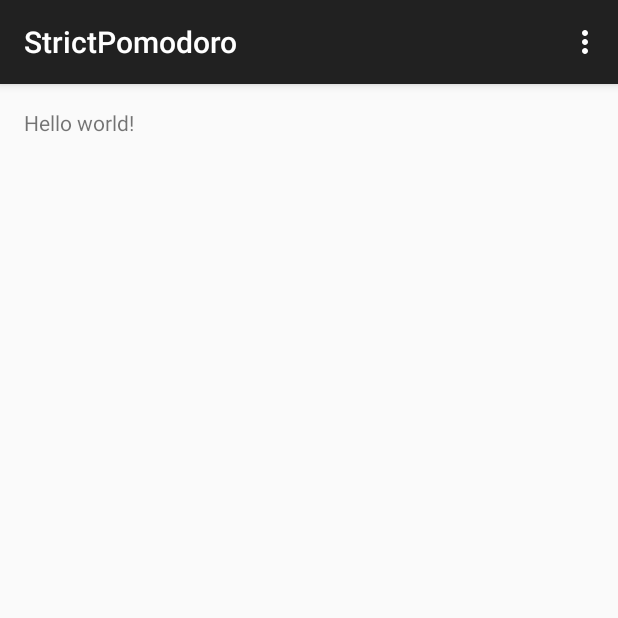
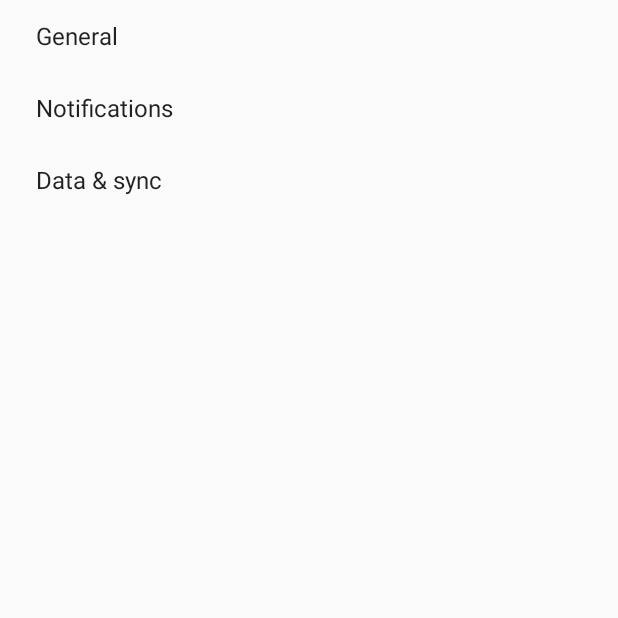
Before and after one commit to CullyCross/StrictPomodoro_android, an Android app: the screen it shows after launch (MainActivity before the commit, SettingsActivity after it), in the options menu, after a tap on "Settings", on a phone screen of 412 x 824 dp, the top half of it. Run offline under Robolectric (Android 15) with nearby library versions, the phone set to English and light mode, and no system bars; our stand-ins replace ButterKnife; libraries missing offline, so code that uses them is left out: com.activeandroid, com.activeandroid.annotation, com.activeandroid.query; 5 statements that could not run were skipped.

Commit message:
- Add ActiveAndroid orm support - Add fragment - Add preference screen template

```diff
--- /dev/null
+++ b/app/src/main/java/me/cullycross/strictpomodoro/StrictPomodoro.java
@@ -0,0 +1,20 @@
+package me.cullycross.strictpomodoro;
+
+import android.app.Application;
+
+import com.activeandroid.ActiveAndroid;
+
+/**
+ * Created by: cullycross
+ * Date: 8/27/15
+ * For my shining stars!
+ */
+public class StrictPomodoro extends Application {
+
+    @Override
+    public void onCreate() {
+        super.onCreate();
+
+        ActiveAndroid.initialize(this);
+    }
+}
--- a/app/src/main/java/me/cullycross/strictpomodoro/activities/MainActivity.java
+++ b/app/src/main/java/me/cullycross/strictpomodoro/activities/MainActivity.java
@@ -1,28 +1,69 @@
 package me.cullycross.strictpomodoro.activities;
 
+import android.content.Intent;
+import android.content.pm.ApplicationInfo;
+import android.support.v4.app.FragmentTransaction;
 import android.support.v7.app.AppCompatActivity;
 import android.os.Bundle;
+import android.support.v7.widget.Toolbar;
+import android.text.TextUtils;
 import android.util.Log;
 import android.view.Menu;
 import android.view.MenuItem;
 
+import com.activeandroid.query.Select;
+
+import java.util.List;
+
+import butterknife.Bind;
+import butterknife.ButterKnife;
 import me.cullycross.strictpomodoro.R;
+import me.cullycross.strictpomodoro.content.Rule;
+import me.cullycross.strictpomodoro.fragments.RuleListFragment;
 import me.cullycross.strictpomodoro.utils.PackageHelper;
 
-public class MainActivity extends AppCompatActivity {
+public class MainActivity extends AppCompatActivity
+        implements RuleListFragment.OnFragmentInteractionListener {
 
     private final static String TAG = MainActivity.class.getCanonicalName();
+
+    @Bind(R.id.main_toolbar) protected Toolbar mToolbar;
 
     protected void onCreate(Bundle savedInstanceState) {
         super.onCreate(savedInstanceState);
         setContentView(R.layout.activity_main);
 
+        ButterKnife.bind(this);
+
+        initToolbar();
+        initFragment();
+
         PackageHelper helper = new PackageHelper(this);
 
-        for (String pack:
+        /*for (ApplicationInfo pack:
              helper.getInstalledPackages()) {
-            Log.d(TAG, pack);
-        }
+            Log.v(TAG, pack.name + "\n" + pack.packageName + "\n" + pack.logo);
+        }*/
+
+        Rule rule = new Rule();
+        rule.setName("rule1").
+                addPackage("rule1.package1").
+                addPackage("rule1.package2").
+                addPackage("rule1.package3").
+                addPackage("rule1.package4").
+                addPackage("rule1.package5").
+                save();
+        rule = new Rule();
+        rule.setName("rule2").
+                addPackage("rule2.package1").
+                addPackage("rule2.package2").
+                addPackage("rule2.package3").
+                save();
+        rule.save();
+
+        List<Rule> rules = new Select().from(Rule.class).execute();
+
+        Log.v(TAG, TextUtils.join("\n", rules));
     }
 
     @Override
@@ -41,9 +82,21 @@ public class MainActivity extends AppCompatActivity {
 
         //noinspection SimplifiableIfStatement
         if (id == R.id.action_settings) {
-            return true;
+            Intent settings = new Intent(MainActivity.this, SettingsActivity.class);
+            startActivity(settings);
         }
 
         return super.onOptionsItemSelected(item);
     }
+
+    private void initToolbar() {
+        setSupportActionBar(mToolbar);
+    }
+
+    private void initFragment() {
+        getSupportFragmentManager().beginTransaction()
+                .setTransition(FragmentTransaction.TRANSIT_FRAGMENT_OPEN)
+                .add(R.id.fragment_frame, RuleListFragment.newInstance())
+                .commit();
+    }
 }
--- /dev/null
+++ b/app/src/main/java/me/cullycross/strictpomodoro/content/Rule.java
@@ -0,0 +1,66 @@
+package me.cullycross.strictpomodoro.content;
+
+import android.text.TextUtils;
+
+import com.activeandroid.Model;
+import com.activeandroid.annotation.Column;
+import com.activeandroid.annotation.Table;
+
+import java.util.ArrayList;
+import java.util.Collection;
+import java.util.List;
+
+/**
+ * Created by: cullycross
+ * Date: 8/27/15
+ * For my shining stars!
+ */
+
+@Table(name = "Rules")
+public class Rule extends Model {
+
+    @Column(name = "Name")
+    private String mName;
+
+    @Column(name = "Packages")
+    private List<String> mPackages;
+
+    public Rule() {
+        super();
+        mPackages = new ArrayList<String>();
+    }
+
+    public String getName() {
+        return mName;
+    }
+
+    public Rule setName(String name) {
+        mName = name;
+        return this;
+    }
+
+    public List<String> getPackages() {
+        return mPackages;
+    }
+
+    public Rule setPackages(List<String> packages) {
+        mPackages = packages;
+        return this;
+    }
+
+    public Rule addPackage(String s) {
+        mPackages.add(s);
+        return this;
+    }
+
+    public Rule addPackages(Collection<? extends String> collection) {
+        mPackages.addAll(collection);
+        return this;
+    }
+
+    @Override
+    public String toString() {
+        return "Name: " + mName + ", Packages:\n" +
+                TextUtils.join(", ", mPackages);
+    }
+}
--- /dev/null
+++ b/app/src/main/java/me/cullycross/strictpomodoro/fragments/RuleListFragment.java
@@ -0,0 +1,75 @@
+package me.cullycross.strictpomodoro.fragments;
+
+import android.content.Context;
+import android.os.Bundle;
+import android.support.v4.app.Fragment;
+import android.view.LayoutInflater;
+import android.view.View;
+import android.view.ViewGroup;
+
+import me.cullycross.strictpomodoro.R;
+
+/**
+ * A simple {@link Fragment} subclass.
+ * Activities that contain this fragment must implement the
+ * {@link RuleListFragment.OnFragmentInteractionListener} interface
+ * to handle interaction events.
+ * Use the {@link RuleListFragment#newInstance} factory method to
+ * create an instance of this fragment.
+ */
+public class RuleListFragment extends Fragment {
+
+
+    private OnFragmentInteractionListener mListener;
+
+    public static RuleListFragment newInstance() {
+        RuleListFragment fragment = new RuleListFragment();
+        Bundle args = new Bundle();
+
+        // set args here
+
+        fragment.setArguments(args);
+        return fragment;
+    }
+
+    public RuleListFragment() {
+        // Required empty public constructor
+    }
+
+    @Override
+    public void onCreate(Bundle savedInstanceState) {
+        super.onCreate(savedInstanceState);
+        if (getArguments() != null) {
+            // get args here
+        }
+    }
+
+    @Override
+    public View onCreateView(LayoutInflater inflater, ViewGroup container,
+                             Bundle savedInstanceState) {
+        // Inflate the layout for this fragment
+        return inflater.inflate(R.layout.fragment_rule_list, container, false);
+    }
+
+    @Override
+    public void onAttach(Context activity) {
+        super.onAttach(activity);
+        try {
+            mListener = (OnFragmentInteractionListener) activity;
+        } catch (ClassCastException e) {
+            throw new ClassCastException(activity.toString()
+                    + " must implement OnFragmentInteractionListener");
+        }
+    }
+
+    @Override
+    public void onDetach() {
+        super.onDetach();
+        mListener = null;
+    }
+
+    public interface OnFragmentInteractionListener {
+
+    }
+
+}
--- a/app/src/main/java/me/cullycross/strictpomodoro/utils/PackageHelper.java
+++ b/app/src/main/java/me/cullycross/strictpomodoro/utils/PackageHelper.java
@@ -3,7 +3,6 @@ package me.cullycross.strictpomodoro.utils;
 import android.content.Context;
 import android.content.pm.ApplicationInfo;
 
-import java.util.ArrayList;
 import java.util.List;
 
 /**
@@ -19,13 +18,7 @@ public class PackageHelper {
         mContext = context;
     }
 
-    public List<String> getInstalledPackages() {
-        List<ApplicationInfo> listOfApps = mContext.getPackageManager().getInstalledApplications(0);
-        List<String> listOfAppsStrings = new ArrayList<String>(listOfApps.size());
-        for (ApplicationInfo app :
-                listOfApps) {
-            listOfAppsStrings.add(app.packageName);
-        }
-        return listOfAppsStrings;
+    public List<ApplicationInfo> getInstalledPackages() {
+        return mContext.getPackageManager().getInstalledApplications(0);
     }
 }
--- a/app/src/main/res/layout/activity_main.xml
+++ b/app/src/main/res/layout/activity_main.xml
@@ -1,16 +1,16 @@
-<RelativeLayout xmlns:android="http://schemas.android.com/apk/res/android"
-                xmlns:tools="http://schemas.android.com/tools"
-                android:layout_width="match_parent"
-                android:layout_height="match_parent"
-                android:paddingLeft="@dimen/activity_horizontal_margin"
-                android:paddingRight="@dimen/activity_horizontal_margin"
-                android:paddingTop="@dimen/activity_vertical_margin"
-                android:paddingBottom="@dimen/activity_vertical_margin"
-                tools:context=".MainActivity">
+<android.support.design.widget.CoordinatorLayout xmlns:android="http://schemas.android.com/apk/res/android"
+                                                 xmlns:tools="http://schemas.android.com/tools"
+                                                 android:layout_width="match_parent"
+                                                 android:layout_height="match_parent"
+                                                 xmlns:pomodoro="http://schemas.android.com/apk/res-auto"
+                                                 tools:context=".MainActivity">
 
-    <TextView
-        android:text="@string/hello_world"
-        android:layout_width="wrap_content"
-        android:layout_height="wrap_content"/>
+    <FrameLayout
+        android:layout_width="match_parent"
+        android:layout_height="match_parent"
+        android:id="@+id/fragment_frame"
+        pomodoro:layout_behavior="@string/appbar_scrolling_view_behavior"/>
 
-</RelativeLayout>
+    <include layout="@layout/toolbar_layout"/>
+
+</android.support.design.widget.CoordinatorLayout>
--- a/app/src/main/res/values/strings.xml
+++ b/app/src/main/res/values/strings.xml
@@ -3,4 +3,7 @@
 
     <string name="hello_world">Hello world!</string>
     <string name="action_settings">Settings</string>
+
+<!-- TODO: Remove or change this placeholder text -->
+    <string name="hello_blank_fragment">Hello blank fragment</string>
 </resources>
--- /dev/null
+++ b/app/src/main/res/values/strings_activity_settings.xml
@@ -0,0 +1,61 @@
+<resources>
+    <string name="title_activity_settings">Settings</string>
+
+    <!-- Strings related to Settings -->
+
+    <!-- Example General settings -->
+    <string name="pref_header_general">General</string>
+
+    <string name="pref_title_social_recommendations">Enable social recommendations</string>
+    <string name="pref_description_social_recommendations">Recommendations for people to contact
+        based on your message history
+    </string>
+
+    <string name="pref_title_display_name">Display name</string>
+    <string name="pref_default_display_name">John Smith</string>
+
+    <string name="pref_title_add_friends_to_messages">Add friends to messages</string>
+    <string-array name="pref_example_list_titles">
+        <item>Always</item>
+        <item>When possible</item>
+        <item>Never</item>
+    </string-array>
+    <string-array name="pref_example_list_values">
+        <item>1</item>
+        <item>0</item>
+        <item>-1</item>
+    </string-array>
+
+    <!-- Example settings for Data & Sync -->
+    <string name="pref_header_data_sync">Data &amp; sync</string>
+
+    <string name="pref_title_sync_frequency">Sync frequency</string>
+    <string-array name="pref_sync_frequency_titles">
+        <item>15 minutes</item>
+        <item>30 minutes</item>
+        <item>1 hour</item>
+        <item>3 hours</item>
+        <item>6 hours</item>
+        <item>Never</item>
+    </string-array>
+    <string-array name="pref_sync_frequency_values">
+        <item>15</item>
+        <item>30</item>
+        <item>60</item>
+        <item>180</item>
+        <item>360</item>
+        <item>-1</item>
+    </string-array>
+
+    <string name="pref_title_system_sync_settings">System sync settings</string>
+
+    <!-- Example settings for Notifications -->
+    <string name="pref_header_notifications">Notifications</string>
+
+    <string name="pref_title_new_message_notifications">New message notifications</string>
+
+    <string name="pref_title_ringtone">Ringtone</string>
+    <string name="pref_ringtone_silent">Silent</string>
+
+    <string name="pref_title_vibrate">Vibrate</string>
+</resources>
--- /dev/null
+++ b/app/src/main/res/xml/pref_data_sync.xml
@@ -0,0 +1,21 @@
+<PreferenceScreen xmlns:android="http://schemas.android.com/apk/res/android">
+
+    <!-- NOTE: Hide buttons to simplify the UI. Users can touch outside the dialog to
+         dismiss it. -->
+    <!-- NOTE: ListPreference's summary should be set to its value by the activity code. -->
+    <ListPreference
+        android:key="sync_frequency"
+        android:title="@string/pref_title_sync_frequency"
+        android:entries="@array/pref_sync_frequency_titles"
+        android:entryValues="@array/pref_sync_frequency_values"
+        android:defaultValue="180"
+        android:negativeButtonText="@null"
+        android:positiveButtonText="@null" />
+
+    <!-- This preference simply launches an intent when selected. Use this UI sparingly, per
+         design guidelines. -->
+    <Preference android:title="@string/pref_title_system_sync_settings">
+        <intent android:action="android.settings.SYNC_SETTINGS" />
+    </Preference>
+
+</PreferenceScreen>
--- /dev/null
+++ b/app/src/main/res/xml/pref_general.xml
@@ -0,0 +1,33 @@
+<PreferenceScreen xmlns:android="http://schemas.android.com/apk/res/android">
+
+    <CheckBoxPreference
+        android:key="example_checkbox"
+        android:title="@string/pref_title_social_recommendations"
+        android:summary="@string/pref_description_social_recommendations"
+        android:defaultValue="true" />
+
+    <!-- NOTE: EditTextPreference accepts EditText attributes. -->
+    <!-- NOTE: EditTextPreference's summary should be set to its value by the activity code. -->
+    <EditTextPreference
+        android:key="example_text"
+        android:title="@string/pref_title_display_name"
+        android:defaultValue="@string/pref_default_display_name"
+        android:selectAllOnFocus="true"
+        android:inputType="textCapWords"
+        android:capitalize="words"
+        android:singleLine="true"
+        android:maxLines="1" />
+
+    <!-- NOTE: Hide buttons to simplify the UI. Users can touch outside the dialog to
+         dismiss it. -->
+    <!-- NOTE: ListPreference's summary should be set to its value by the activity code. -->
+    <ListPreference
+        android:key="example_list"
+        android:title="@string/pref_title_add_friends_to_messages"
+        android:defaultValue="-1"
+        android:entries="@array/pref_example_list_titles"
+        android:entryValues="@array/pref_example_list_values"
+        android:negativeButtonText="@null"
+        android:positiveButtonText="@null" />
+
+</PreferenceScreen>
--- /dev/null
+++ b/app/src/main/res/xml/pref_headers.xml
@@ -0,0 +1,17 @@
+<preference-headers xmlns:android="http://schemas.android.com/apk/res/android">
+
+    <!-- These settings headers are only used on tablets. -->
+
+    <header
+        android:fragment="me.cullycross.strictpomodoro.activities.SettingsActivity$GeneralPreferenceFragment"
+        android:title="@string/pref_header_general"/>
+
+    <header
+        android:fragment="me.cullycross.strictpomodoro.activities.SettingsActivity$NotificationPreferenceFragment"
+        android:title="@string/pref_header_notifications"/>
+
+    <header
+        android:fragment="me.cullycross.strictpomodoro.activities.SettingsActivity$DataSyncPreferenceFragment"
+        android:title="@string/pref_header_data_sync"/>
+
+</preference-headers>
--- /dev/null
+++ b/app/src/main/res/xml/pref_notification.xml
@@ -0,0 +1,27 @@
+<PreferenceScreen xmlns:android="http://schemas.android.com/apk/res/android">
+
+    <!-- A 'parent' preference, which enables/disables child preferences (below)
+         when checked/unchecked. -->
+    <CheckBoxPreference
+        android:key="notifications_new_message"
+        android:title="@string/pref_title_new_message_notifications"
+        android:defaultValue="true" />
+
+    <!-- Allows the user to choose a ringtone in the 'notification' category. -->
+    <!-- NOTE: This preference will be enabled only when the checkbox above is checked. -->
+    <!-- NOTE: RingtonePreference's summary should be set to its value by the activity code. -->
+    <RingtonePreference
+        android:dependency="notifications_new_message"
+        android:key="notifications_new_message_ringtone"
+        android:title="@string/pref_title_ringtone"
+        android:ringtoneType="notification"
+        android:defaultValue="content://settings/system/notification_sound" />
+
+    <!-- NOTE: This preference will be enabled only when the checkbox above is checked. -->
+    <CheckBoxPreference
+        android:dependency="notifications_new_message"
+        android:key="notifications_new_message_vibrate"
+        android:title="@string/pref_title_vibrate"
+        android:defaultValue="true" />
+
+</PreferenceScreen>
```
Also changed, not shown: app/build.gradle (+15 -0 lines), app/src/main/AndroidManifest.xml (+16 -1 lines), app/src/main/java/me/cullycross/strictpomodoro/activities/SettingsActivity.java (added, +204 -0 lines), app/src/main/java/me/cullycross/strictpomodoro/utils/ListSerializer.java (added, +48 -0 lines), app/src/main/res/layout/fragment_rule_list.xml (added, +14 -0 lines), app/src/main/res/layout/toolbar_layout.xml (added, +17 -0 lines), app/src/main/res/values/styles.xml (+9 -1 lines), 1 other file.
